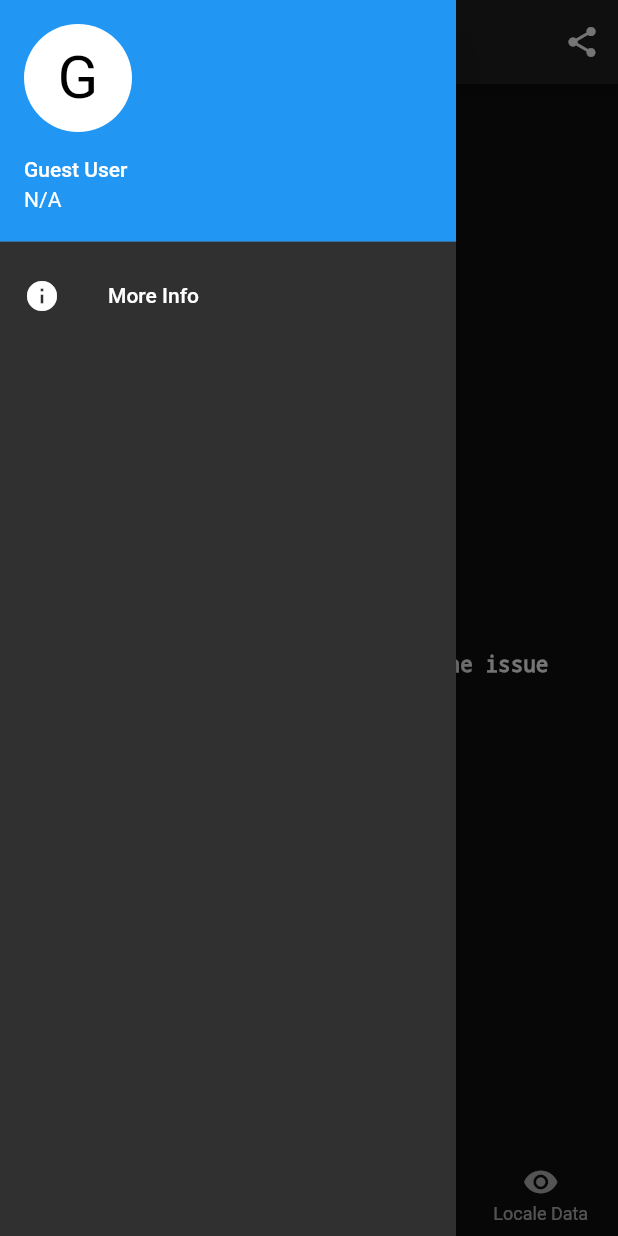
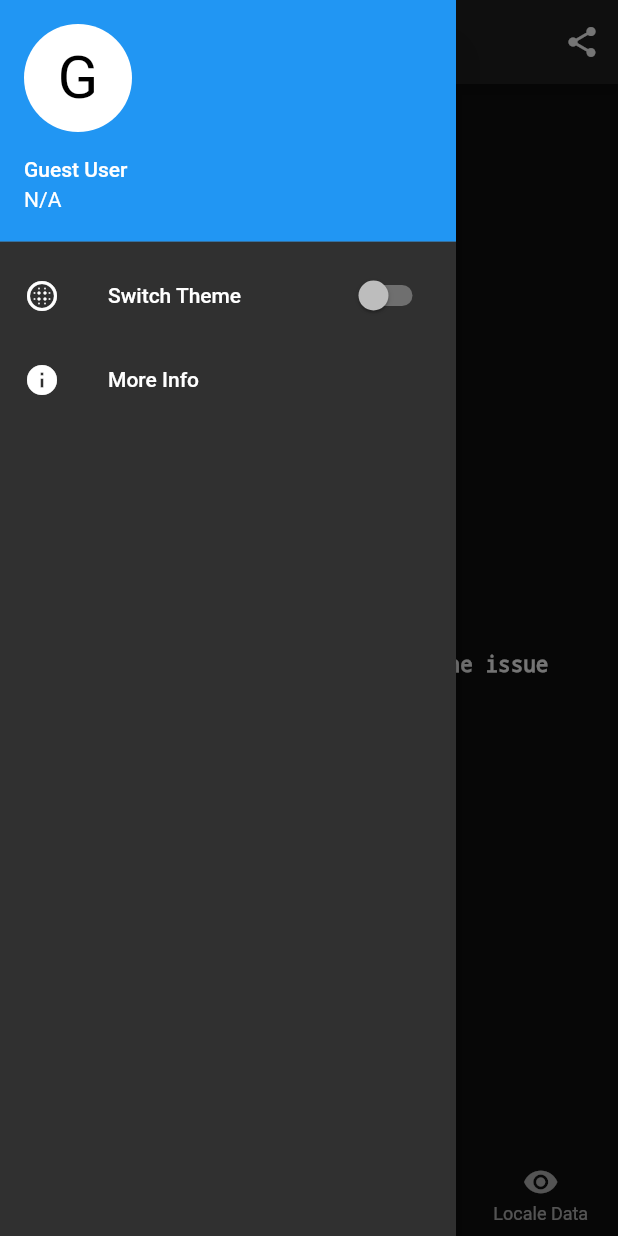
Before and after one commit to neo7337/cvkavach_1, a Flutter app: the screen it shows after launch, with the side drawer open, on a phone screen of 412 x 824 dp. Run offline on Flutter 3.47's test engine with Material 2 defaults, Android fonts, the light colour scheme and no system bars; our stand-ins replace charts_flutter, feather_icons_flutter, firebase_messaging, location, share, shared_preferences; missing offline and left inert: geocoder; accounts and stored records are empty; network calls fail.

Commit message:
vaccine data fix

```diff
--- a/lib/extras/VaccineDataTile.dart
+++ b/lib/extras/VaccineDataTile.dart
@@ -118,7 +118,7 @@ class PageItem extends StatelessWidget {
                               title: Text("Funding",
                                   style:
                                       TextStyle(fontWeight: FontWeight.w500)),
-                              subtitle: Text(vData.funding.substring(
+                              subtitle: Text((vData.funding == 'N/A') ? 'N/A' : vData.funding.substring(
                                   vData.funding.indexOf('[') + 1,
                                   vData.funding.indexOf(']'))),
                             ),
--- a/lib/pages/Dashboard.dart
+++ b/lib/pages/Dashboard.dart
@@ -14,6 +14,7 @@ class Dashboard extends StatefulWidget {
 class _DashboardState extends State<Dashboard> {
   String display;
   int _selectedIndex = 0;
+  bool _lights = false;
   var shareURL =
       "https://play.google.com/store/apps/details?id=com.app.numometer";
   static List<Widget> _widgetOptions = <Widget>[
@@ -84,12 +85,19 @@ class _DashboardState extends State<Dashboard> {
           accountName: Text("Guest User"),
           accountEmail: Text("N/A"),
           currentAccountPicture: CircleAvatar(
-            backgroundColor: Colors.white,
-            child: Text(
-                "G",
-                style: TextStyle(fontSize: 40.0)
-            )
-          ),
+              backgroundColor: Colors.white,
+              child: Text("G", style: TextStyle(fontSize: 40.0))),
+        ),
+        SwitchListTile(
+          title: const Text('Switch Theme'),
+          value: _lights,
+          onChanged: (bool value) {
+            setState(() {
+              _lights = value;
+            });
+
+          },
+          secondary: const Icon(Icons.blur_circular),
         ),
         ListTile(
           leading: Icon(Icons.info),
--- a/lib/services/api_service.dart
+++ b/lib/services/api_service.dart
@@ -406,7 +406,7 @@ class APIService {
     String trialPhase = json['trialPhase'].toString();
     String institutions = json['institutions'].toString();
     String details = json['details'].toString();
-    String funding = json['funding'].toString();
+    String funding = (json['funding'].toString() == "null") ? "N/A" : json['funding'].toString();
     return new VDataStruct(candidate, sponsors, trialPhase, institutions, details, funding);
   }
 
```
Also changed, not shown: pubspec.lock.
